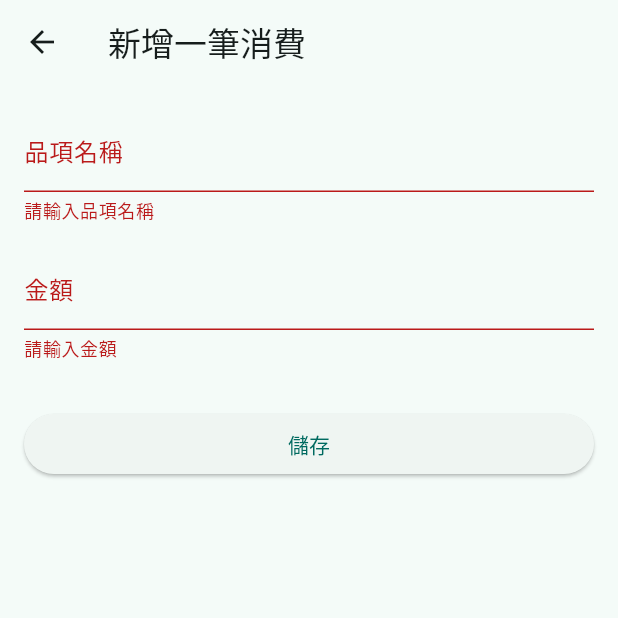
After one commit to jungang0414/snapsaver, a Flutter app: the AddTransactionPage screen opened directly, after a tap on "儲存", on a phone screen of 412 x 824 dp, the top half of it. The commit adds this screen. Run offline on Flutter 3.47's test engine with Material 3 defaults, Android fonts, the phone set to English and light mode, and no system bars; our stand-ins replace google_fonts.

Commit message:
Day 8 - 從「能看」到「能用」

```diff
--- /dev/null
+++ b/lib/add_transaction_page.dart
@@ -0,0 +1,87 @@
+// lib/add_transaction_page.dart (完整範例)
+import 'package:flutter/material.dart';
+
+class AddTransactionPage extends StatefulWidget {
+  const AddTransactionPage({super.key});
+  @override
+  State<AddTransactionPage> createState() => _AddTransactionPageState();
+}
+
+class _AddTransactionPageState extends State<AddTransactionPage> {
+  // 1. 建立 GlobalKey
+  final _formKey = GlobalKey<FormState>();
+
+  // 2. 建立各個欄位的 Controller
+  final _titleController = TextEditingController();
+  final _amountController = TextEditingController();
+
+  @override
+  void dispose() {
+    _titleController.dispose();
+    _amountController.dispose();
+    super.dispose();
+  }
+
+  void _submitForm() {
+    // 3. 觸發驗證
+    if (_formKey.currentState!.validate()) {
+      // 如果驗證通過
+      final title = _titleController.text;
+      final amount = double.tryParse(_amountController.text) ?? 0.0;
+
+      print('品項: $title, 金額: $amount');
+      // 在這裡，我們未來會將資料傳回主頁面
+
+      // 驗證通過後，返回上一頁
+      Navigator.pop(context);
+    }
+  }
+
+  @override
+  Widget build(BuildContext context) {
+    return Scaffold(
+      appBar: AppBar(title: const Text('新增一筆消費')),
+      body: Form(
+        // 4. 用 Form 包裹
+        key: _formKey, // 5. 綁定 Key
+        child: ListView(
+          padding: const EdgeInsets.all(16.0),
+          children: [
+            // 6. 將 TextField 改為 TextFormField
+            TextFormField(
+              controller: _titleController,
+              decoration: const InputDecoration(labelText: '品項名稱'),
+              // 7. 加入驗證邏輯
+              validator: (value) {
+                if (value == null || value.isEmpty) {
+                  return '請輸入品項名稱';
+                }
+                return null; // 回傳 null 代表驗證通過
+              },
+            ),
+            const SizedBox(height: 16),
+            TextFormField(
+              controller: _amountController,
+              decoration: const InputDecoration(labelText: '金額'),
+              keyboardType: TextInputType.number, // 設定鍵盤為數字鍵盤
+              validator: (value) {
+                if (value == null || value.isEmpty) {
+                  return '請輸入金額';
+                }
+                if (double.tryParse(value) == null) {
+                  return '請輸入有效的數字';
+                }
+                return null;
+              },
+            ),
+            const SizedBox(height: 32),
+            ElevatedButton(
+              onPressed: _submitForm, // 8. 綁定提交函式
+              child: const Text('儲存'),
+            ),
+          ],
+        ),
+      ),
+    );
+  }
+}
--- a/lib/main.dart
+++ b/lib/main.dart
@@ -1,6 +1,7 @@
 // lib/main.dart
 import 'package:flutter/material.dart';
 import 'package:google_fonts/google_fonts.dart';
+import 'package:snapsaver/add_transaction_page.dart';
 
 // 假資料的結構
 class Transaction {
@@ -106,6 +107,16 @@ class HomePage extends StatelessWidget {
       appBar: AppBar(
         title: const Text('省錢拍拍 (SnapSaver)'),
         backgroundColor: Colors.deepPurple.shade200, // 給 AppBar 一點顏色
+      ),
+      floatingActionButton: FloatingActionButton(
+        onPressed: () {
+          // Navigator.push
+          Navigator.push(
+            context,
+            MaterialPageRoute(builder: (context) => const AddTransactionPage()),
+          );
+        },
+        child: const Icon(Icons.add),
       ),
       body: Column(
         // Column 的主軸是垂直的，我們希望內容從頂部開始
```
